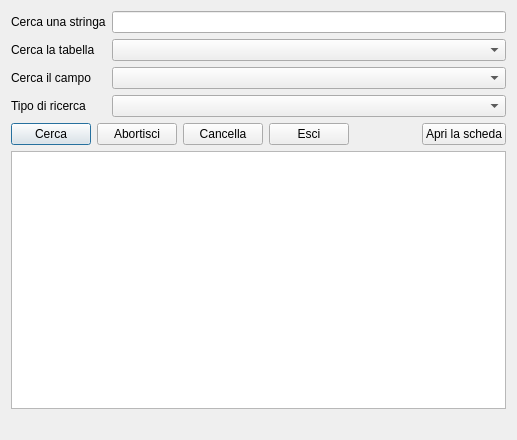
Qt form searchlayers.ui (pyarchinit/pyarchinit) before a commit.
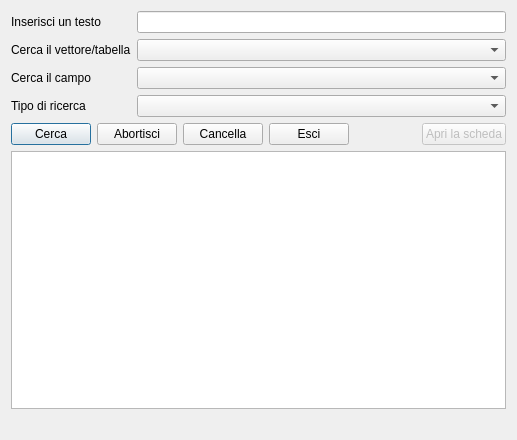
The same form after that commit.

```diff
--- a/searchlayers.ui
+++ b/searchlayers.ui
@@ -26,7 +26,7 @@
          <item row="0" column="0">
           <widget class="QLabel" name="label">
            <property name="text">
-            <string>Cerca una stringa</string>
+            <string>Inserisci un testo</string>
            </property>
           </widget>
          </item>
@@ -36,7 +36,7 @@
          <item row="1" column="0">
           <widget class="QLabel" name="label_2">
            <property name="text">
-            <string>Cerca la tabella</string>
+            <string>Cerca il vettore/tabella</string>
            </property>
           </widget>
          </item>
@@ -114,6 +114,9 @@
      </item>
      <item>
       <widget class="QPushButton" name="pushButton">
+       <property name="enabled">
+        <bool>false</bool>
+       </property>
        <property name="text">
         <string>Apri la scheda</string>
        </property>
```
